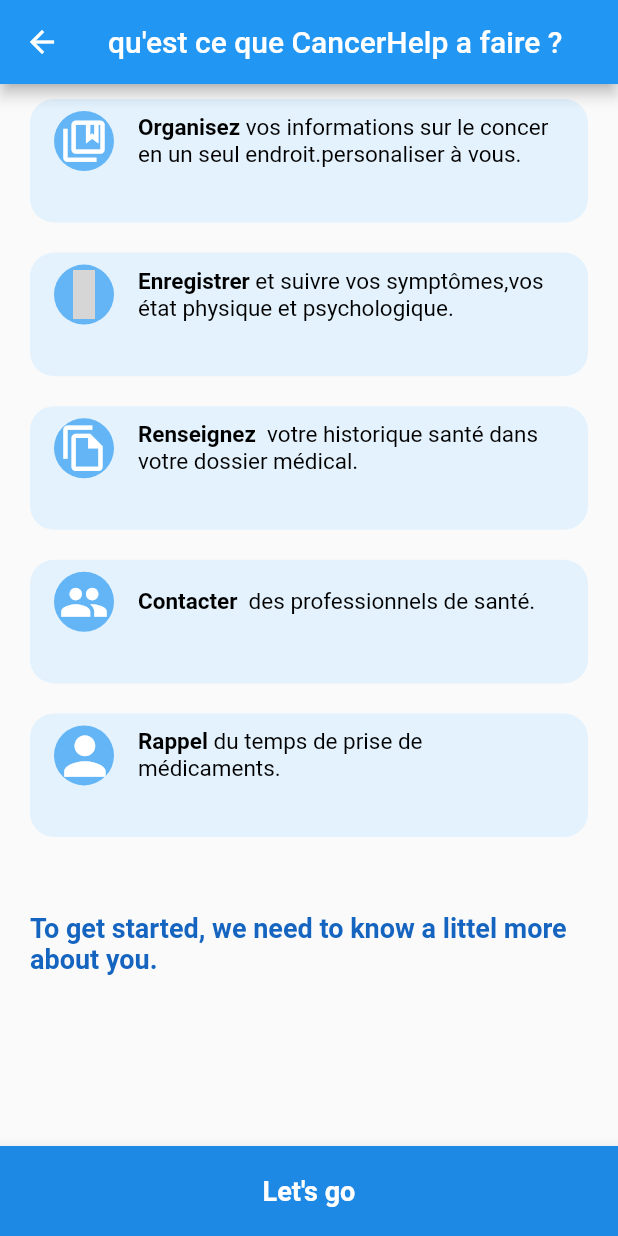
After one commit to aithmaimer/healthyApp, a Flutter app: the FirstPage screen opened by its route, on a phone screen of 412 x 824 dp. The commit adds this screen. Run offline on Flutter 3.47's test engine with Material 2 defaults, Android fonts, the phone set to English and light mode, and no system bars; our stand-ins replace firebase_auth, firebase_core, font_awesome_flutter, rflutter_alert; accounts and stored records are empty; statements that could not run were skipped; grey boxes are pictures that could not be loaded.

Commit message:
first page

```diff
--- a/lib/authentification/login.dart
+++ b/lib/authentification/login.dart
@@ -21,11 +21,10 @@ class LoginScreen extends StatelessWidget {
               .signInWithEmailAndPassword(
                   email: myemail, password: myPassworld);
           if (auth.currentUser.emailVerified == false) {
-            print(user.emailVerified);
             Alert(context: context, title: "Please verify your email first")
                 .show();
           } else
-            Navigator.of(context).pushNamed("homeScreen");
+            Navigator.of(context).pushNamed("firstPage");
         } on FirebaseAuthException catch (e) {
           if (e.code == 'user-not-found') {
             Alert(context: context, title: "No user found for that email.")
@@ -56,7 +55,7 @@ class LoginScreen extends StatelessWidget {
                 Flexible(
                   child: Center(
                     child: Text(
-                      'maladie',
+                      'CancerHelp',
                       style: TextStyle(
                           color: Colors.white,
                           fontSize: 60,
--- a/lib/main.dart
+++ b/lib/main.dart
@@ -1,6 +1,7 @@
 import 'package:firebase_core/firebase_core.dart';
 import 'package:flutter/material.dart';
 import 'package:healthy_app/authentification/authentification.dart';
+import 'package:healthy_app/screens/firstpage.dart';
 import 'package:healthy_app/screens/home.dart';
 
 void main() async {
@@ -27,6 +28,7 @@ class MyApp extends StatelessWidget {
         '/': (context) => LoginScreen(),
         'ForgotPassword': (context) => ForgotPassword(),
         'CreateNewAccount': (context) => CreateNewAccount(),
+        'firstPage': (context) => FirstPage(),
         'homeScreen': (context) => Home(),
       },
     );
--- /dev/null
+++ b/lib/screens/firstpage.dart
@@ -0,0 +1,312 @@
+import 'package:flutter/material.dart';
+import 'package:healthy_app/screens/home.dart';
+
+class FirstPage extends StatelessWidget {
+  @override
+  Widget build(BuildContext context) {
+    Size size = MediaQuery.of(context).size;
+    return Scaffold(
+      appBar: AppBar(
+        title: Text("qu'est ce que CancerHelp a faire ?"),
+      ),
+      body: ListView(
+        children: <Widget>[
+          Container(
+            height: size.height * 0.1,
+            margin: EdgeInsets.only(top: 10, bottom: 10, left: 20, right: 20),
+            decoration: BoxDecoration(
+              color: Colors.blue[50],
+              borderRadius: BorderRadius.circular(16),
+            ),
+            child: Padding(
+              padding: const EdgeInsets.all(0.0),
+              child: Container(
+                child: ListTile(
+                    leading: Container(
+                      child: CircleAvatar(
+                        //radius: size.width * 0.14,
+                        backgroundColor: Colors.blue[300],
+                        child: Icon(
+                          Icons.collections_bookmark_outlined,
+                          color: Colors.white,
+                          size: size.width * 0.08,
+                        ),
+                      ),
+                    ),
+                    title: RichText(
+                      text: TextSpan(
+                        style: DefaultTextStyle.of(context).style,
+                        children: <TextSpan>[
+                          TextSpan(
+                            text: "Organisez ",
+                            style: TextStyle(
+                                fontWeight: FontWeight.bold,
+                                color: Colors.black,
+                                decoration: TextDecoration.none,
+                                fontSize: 15),
+                          ),
+                          TextSpan(
+                            text:
+                                "vos informations sur le concer en un seul endroit.personaliser à vous.",
+                            style: TextStyle(
+                              fontWeight: FontWeight.normal,
+                              color: Colors.black,
+                              fontSize: 15,
+                              decoration: TextDecoration.none,
+                            ),
+                          ),
+                        ],
+                      ),
+                    )),
+              ),
+            ),
+          ),
+          Container(
+            height: size.height * 0.1,
+            margin: EdgeInsets.only(top: 10, bottom: 10, left: 20, right: 20),
+            decoration: BoxDecoration(
+              color: Colors.blue[50],
+              borderRadius: BorderRadius.circular(16),
+            ),
+            child: Padding(
+              padding: const EdgeInsets.all(0.0),
+              child: Container(
+                child: ListTile(
+                    leading: Container(
+                      child: CircleAvatar(
+                        // radius: size.width * 0.14,
+                        backgroundColor: Colors.blue[300],
+                        child: Icon(
+                          Icons.class__outlined,
+                          color: Colors.white,
+                          size: size.width * 0.08,
+                        ),
+                      ),
+                    ),
+                    title: RichText(
+                      text: TextSpan(
+                        style: DefaultTextStyle.of(context).style,
+                        children: <TextSpan>[
+                          TextSpan(
+                            text: "Enregistrer ",
+                            style: TextStyle(
+                                fontWeight: FontWeight.bold,
+                                color: Colors.black,
+                                decoration: TextDecoration.none,
+                                fontSize: 15),
+                          ),
+                          TextSpan(
+                            text:
+                                "et suivre vos symptômes,vos état physique et psychologique.",
+                            style: TextStyle(
+                              fontWeight: FontWeight.normal,
+                              color: Colors.black,
+                              fontSize: 15,
+                              decoration: TextDecoration.none,
+                            ),
+                          ),
+                        ],
+                      ),
+                    )),
+              ),
+            ),
+          ),
+          Container(
+            height: size.height * 0.1,
+            margin: EdgeInsets.only(top: 10, bottom: 10, left: 20, right: 20),
+            decoration: BoxDecoration(
+              color: Colors.blue[50],
+              borderRadius: BorderRadius.circular(16),
+            ),
+            child: Padding(
+              padding: const EdgeInsets.all(0.0),
+              child: Container(
+                child: ListTile(
+                    leading: Container(
+                      child: CircleAvatar(
+                        // radius: size.width * 0.14,
+                        backgroundColor: Colors.blue[300],
+                        child: Icon(
+                          Icons.file_copy_outlined,
+                          color: Colors.white,
+                          size: size.width * 0.08,
+                        ),
+                      ),
+                    ),
+                    title: RichText(
+                      text: TextSpan(
+                        style: DefaultTextStyle.of(context).style,
+                        children: <TextSpan>[
+                          TextSpan(
+                            text: "Renseignez  ",
+                            style: TextStyle(
+                                fontWeight: FontWeight.bold,
+                                color: Colors.black,
+                                decoration: TextDecoration.none,
+                                fontSize: 15),
+                          ),
+                          TextSpan(
+                            text:
+                                "votre historique santé dans votre dossier médical.",
+                            style: TextStyle(
+                              fontWeight: FontWeight.normal,
+                              color: Colors.black,
+                              fontSize: 15,
+                              decoration: TextDecoration.none,
+                            ),
+                          ),
+                        ],
+                      ),
+                    )),
+              ),
+            ),
+          ),
+          Container(
+            height: size.height * 0.1,
+            margin: EdgeInsets.only(top: 10, bottom: 10, left: 20, right: 20),
+            decoration: BoxDecoration(
+              color: Colors.blue[50],
+              borderRadius: BorderRadius.circular(16),
+            ),
+            child: Padding(
+              padding: const EdgeInsets.all(0.0),
+              child: Container(
+                child: ListTile(
+                    leading: Container(
+                      child: CircleAvatar(
+                        // radius: size.width * 0.14,
+                        backgroundColor: Colors.blue[300],
+                        child: Icon(
+                          Icons.group,
+                          color: Colors.white,
+                          size: size.width * 0.08,
+                        ),
+                      ),
+                    ),
+                    title: RichText(
+                      text: TextSpan(
+                        style: DefaultTextStyle.of(context).style,
+                        children: <TextSpan>[
+                          TextSpan(
+                            text: "Contacter  ",
+                            style: TextStyle(
+                                fontWeight: FontWeight.bold,
+                                color: Colors.black,
+                                decoration: TextDecoration.none,
+                                fontSize: 15),
+                          ),
+                          TextSpan(
+                            text: "des professionnels de santé.",
+                            style: TextStyle(
+                              fontWeight: FontWeight.normal,
+                              color: Colors.black,
+                              fontSize: 15,
+                              decoration: TextDecoration.none,
+                            ),
+                          ),
+                        ],
+                      ),
+                    )),
+              ),
+            ),
+          ),
+          Container(
+            height: size.height * 0.1,
+            margin: EdgeInsets.only(top: 10, bottom: 10, left: 20, right: 20),
+            decoration: BoxDecoration(
+              color: Colors.blue[50],
+              borderRadius: BorderRadius.circular(16),
+            ),
+            child: Padding(
+              padding: const EdgeInsets.all(0.0),
+              child: Container(
+                child: ListTile(
+                    leading: Container(
+                      child: CircleAvatar(
+                        // radius: size.width * 0.14,
+                        backgroundColor: Colors.blue[300],
+                        child: Icon(
+                          Icons.person,
+                          color: Colors.white,
+                          size: size.width * 0.1,
+                        ),
+                      ),
+                    ),
+                    title: RichText(
+                      text: TextSpan(
+                        style: DefaultTextStyle.of(context).style,
+                        children: <TextSpan>[
+                          TextSpan(
+                            text: "Rappel ",
+                            style: TextStyle(
+                                fontWeight: FontWeight.bold,
+                                color: Colors.black,
+                                decoration: TextDecoration.none,
+                                fontSize: 15),
+                          ),
+                          TextSpan(
+                            text: "du temps de prise de médicaments.",
+                            style: TextStyle(
+                              fontWeight: FontWeight.normal,
+                              color: Colors.black,
+                              fontSize: 15,
+                              decoration: TextDecoration.none,
+                            ),
+                          ),
+                        ],
+                      ),
+                    )),
+              ),
+            ),
+          ),
+          SizedBox(
+            height: 30,
+          ),
+          Container(
+            margin: EdgeInsets.only(
+              top: 10,
+              bottom: 10,
+              left: 20,
+            ),
+            child: Text(
+              "To get started, we need to know a littel more about you.",
+              style: TextStyle(
+                fontWeight: FontWeight.bold,
+                color: Colors.blue[800],
+                fontSize: 18,
+                decoration: TextDecoration.none,
+              ),
+            ),
+          ),
+          SizedBox(
+            height: 10,
+          ),
+        ],
+      ),
+      bottomNavigationBar: BottomAppBar(
+        shape: const CircularNotchedRectangle(),
+        color: Colors.blue[600],
+        child: Container(
+            height: 60,
+            child: TextButton(
+              style: TextButton.styleFrom(
+                primary: Colors.white,
+              ),
+              onPressed: () {
+                Navigator.push(
+                    context, MaterialPageRoute(builder: (context) => Home()));
+              },
+              child: Text(
+                "Let's go",
+                style: TextStyle(
+                  fontWeight: FontWeight.bold,
+                  color: Colors.white,
+                  fontSize: 18,
+                  decoration: TextDecoration.none,
+                ),
+              ),
+            )),
+      ),
+    );
+  }
+}
--- a/lib/screens/menu_drawer.dart
+++ b/lib/screens/menu_drawer.dart
@@ -1,4 +1,5 @@
 import 'package:flutter/material.dart';
+import 'package:healthy_app/authentification/login.dart';
 
 class MenuDrawer extends StatelessWidget {
   @override
@@ -17,7 +18,7 @@ class MenuDrawer extends StatelessWidget {
                   Container(
                     width: 100,
                     height: 100,
-                    margin: EdgeInsets.only(top: 40),
+                    margin: EdgeInsets.only(top: 45),
                     decoration: BoxDecoration(
                         shape: BoxShape.circle,
                         image: DecorationImage(
@@ -28,6 +29,26 @@ class MenuDrawer extends StatelessWidget {
               ),
             ),
           ),
+          Container(
+              height: 60,
+              child: TextButton(
+                style: TextButton.styleFrom(
+                  primary: Colors.white,
+                ),
+                onPressed: () {
+                  Navigator.push(context,
+                      MaterialPageRoute(builder: (context) => LoginScreen()));
+                },
+                child: Text(
+                  "Logout",
+                  style: TextStyle(
+                    fontWeight: FontWeight.bold,
+                    color: Colors.black,
+                    fontSize: 18,
+                    decoration: TextDecoration.none,
+                  ),
+                ),
+              )),
         ],
       ),
     );
```
